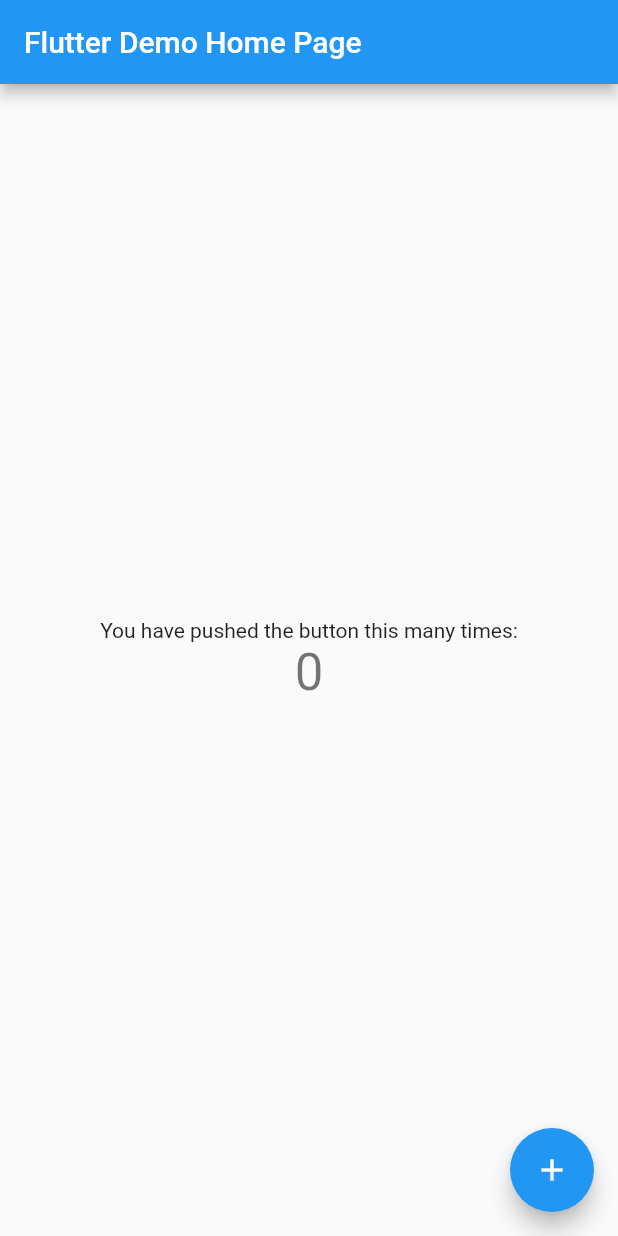
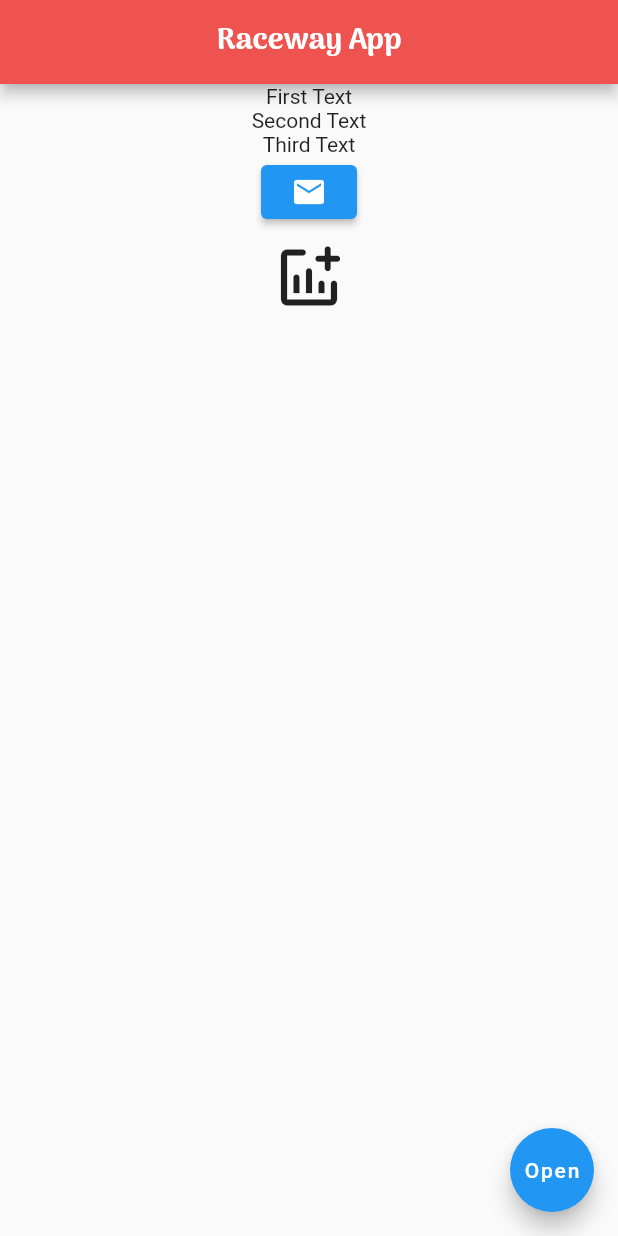
Before and after one commit to ShameenShetty/Raceway-App, a Flutter app: the screen it shows after launch, on a phone screen of 412 x 824 dp. Run offline on Flutter 3.47's test engine with Material 2 defaults, Android fonts, the phone set to English and light mode, and no system bars.

Commit message:
installed Arima font from Google Fonts

```diff
--- a/lib/main.dart
+++ b/lib/main.dart
@@ -1,115 +1,57 @@
 import 'package:flutter/material.dart';
 
 void main() {
-  runApp(const MyApp());
+  runApp(MaterialApp(
+    home: TicketList(),
+  ));
 }
 
-class MyApp extends StatelessWidget {
-  const MyApp({Key? key}) : super(key: key);
+class TicketList extends StatefulWidget {
+  const TicketList({Key? key}) : super(key: key);
 
-  // This widget is the root of your application.
+  @override
+  State<TicketList> createState() => _TicketListState();
+}
+
+class _TicketListState extends State<TicketList> {
   @override
   Widget build(BuildContext context) {
-    return MaterialApp(
-      title: 'Flutter Demo',
-      theme: ThemeData(
-        // This is the theme of your application.
-        //
-        // Try running your application with "flutter run". You'll see the
-        // application has a blue toolbar. Then, without quitting the app, try
-        // changing the primarySwatch below to Colors.green and then invoke
-        // "hot reload" (press "r" in the console where you ran "flutter run",
-        // or simply save your changes to "hot reload" in a Flutter IDE).
-        // Notice that the counter didn't reset back to zero; the application
-        // is not restarted.
-        primarySwatch: Colors.blue,
+    return Scaffold(
+      appBar: AppBar(
+        title: const Text(
+          'Raceway App',
+          style: TextStyle(fontWeight: FontWeight.bold, fontFamily: 'Arima'),
+        ),
+        centerTitle: true,
+        backgroundColor: Colors.red[400],
       ),
-      home: const MyHomePage(title: 'Flutter Demo Home Page'),
+      body: SingleChildScrollView(
+        child: Center(
+          child: Column(
+            children: [
+              Text('First Text'),
+              Text('Second Text'),
+              Text('Third Text'),
+              ElevatedButton(
+                onPressed: () {
+                  print("you clicked on the elevated button");
+                },
+                child: Icon(Icons.mail),
+              ),
+              IconButton(
+                  iconSize: 50.0,
+                  onPressed: () {
+                    print("you pressed the icon button\n");
+                  },
+                  icon: const Icon(Icons.addchart_rounded))
+            ],
+          ),
+        ),
+      ),
+      floatingActionButton: FloatingActionButton(
+        child: const Text('Open'),
+        onPressed: () {},
+      ),
     );
   }
 }
-
-class MyHomePage extends StatefulWidget {
-  const MyHomePage({Key? key, required this.title}) : super(key: key);
-
-  // This widget is the home page of your application. It is stateful, meaning
-  // that it has a State object (defined below) that contains fields that affect
-  // how it looks.
-
-  // This class is the configuration for the state. It holds the values (in this
-  // case the title) provided by the parent (in this case the App widget) and
-  // used by the build method of the State. Fields in a Widget subclass are
-  // always marked "final".
-
-  final String title;
-
-  @override
-  State<MyHomePage> createState() => _MyHomePageState();
-}
-
-class _MyHomePageState extends State<MyHomePage> {
-  int _counter = 0;
-
-  void _incrementCounter() {
-    setState(() {
-      // This call to setState tells the Flutter framework that something has
-      // changed in this State, which causes it to rerun the build method below
-      // so that the display can reflect the updated values. If we changed
-      // _counter without calling setState(), then the build method would not be
-      // called again, and so nothing would appear to happen.
-      _counter++;
-    });
-  }
-
-  @override
-  Widget build(BuildContext context) {
-    // This method is rerun every time setState is called, for instance as done
-    // by the _incrementCounter method above.
-    //
-    // The Flutter framework has been optimized to make rerunning build methods
-    // fast, so that you can just rebuild anything that needs updating rather
-    // than having to individually change instances of widgets.
-    return Scaffold(
-      appBar: AppBar(
-        // Here we take the value from the MyHomePage object that was created by
-        // the App.build method, and use it to set our appbar title.
-        title: Text(widget.title),
-      ),
-      body: Center(
-        // Center is a layout widget. It takes a single child and positions it
-        // in the middle of the parent.
-        child: Column(
-          // Column is also a layout widget. It takes a list of children and
-          // arranges them vertically. By default, it sizes itself to fit its
-          // children horizontally, and tries to be as tall as its parent.
-          //
-          // Invoke "debug painting" (press "p" in the console, choose the
-          // "Toggle Debug Paint" action from the Flutter Inspector in Android
-          // Studio, or the "Toggle Debug Paint" command in Visual Studio Code)
-          // to see the wireframe for each widget.
-          //
-          // Column has various properties to control how it sizes itself and
-          // how it positions its children. Here we use mainAxisAlignment to
-          // center the children vertically; the main axis here is the vertical
-          // axis because Columns are vertical (the cross axis would be
-          // horizontal).
-          mainAxisAlignment: MainAxisAlignment.center,
-          children: <Widget>[
-            const Text(
-              'You have pushed the button this many times:',
-            ),
-            Text(
-              '$_counter',
-              style: Theme.of(context).textTheme.headline4,
-            ),
-          ],
-        ),
-      ),
-      floatingActionButton: FloatingActionButton(
-        onPressed: _incrementCounter,
-        tooltip: 'Increment',
-        child: const Icon(Icons.add),
-      ), // This trailing comma makes auto-formatting nicer for build methods.
-    );
-  }
-}
```
Also changed, not shown: fonts/Arima/OFL.txt (added, +93 -0 lines), pubspec.yaml (+4 -12 lines), fonts/Arima/Arima-VariableFont_wght.ttf (added), fonts/Arima/README.txt (added), fonts/Arima/static/Arima-Bold.ttf (added), fonts/Arima/static/Arima-ExtraLight.ttf (added), fonts/Arima/static/Arima-Light.ttf (added), fonts/Arima/static/Arima-Medium.ttf (added), fonts/Arima/static/Arima-Regular.ttf (added), fonts/Arima/static/Arima-SemiBold.ttf (added), fonts/Arima/static/Arima-Thin.ttf (added).
